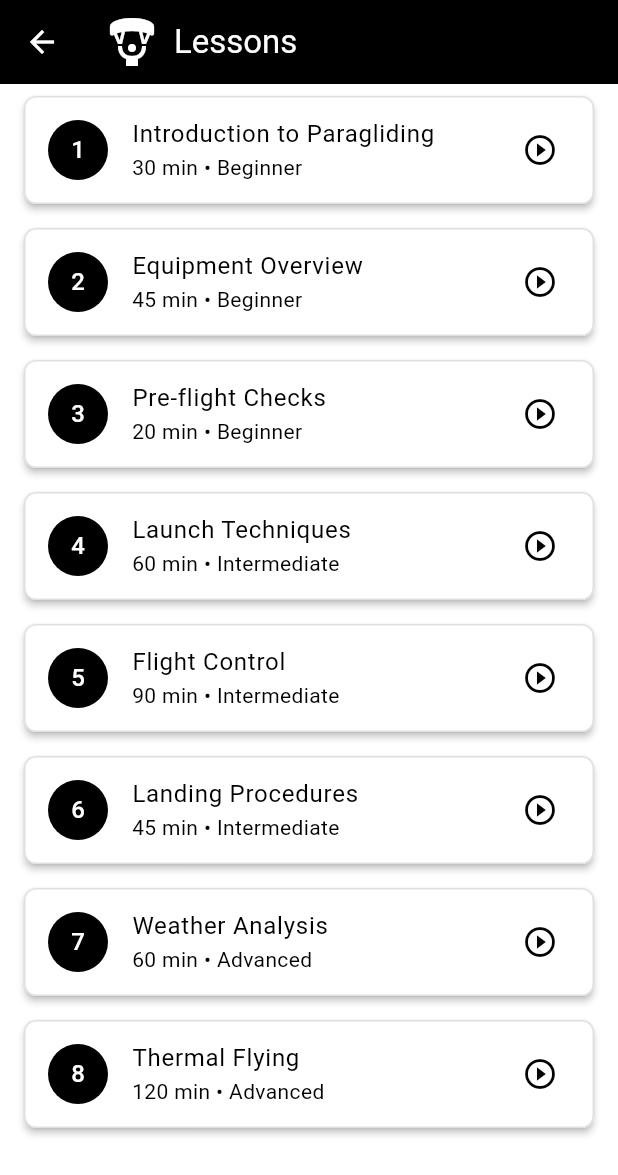
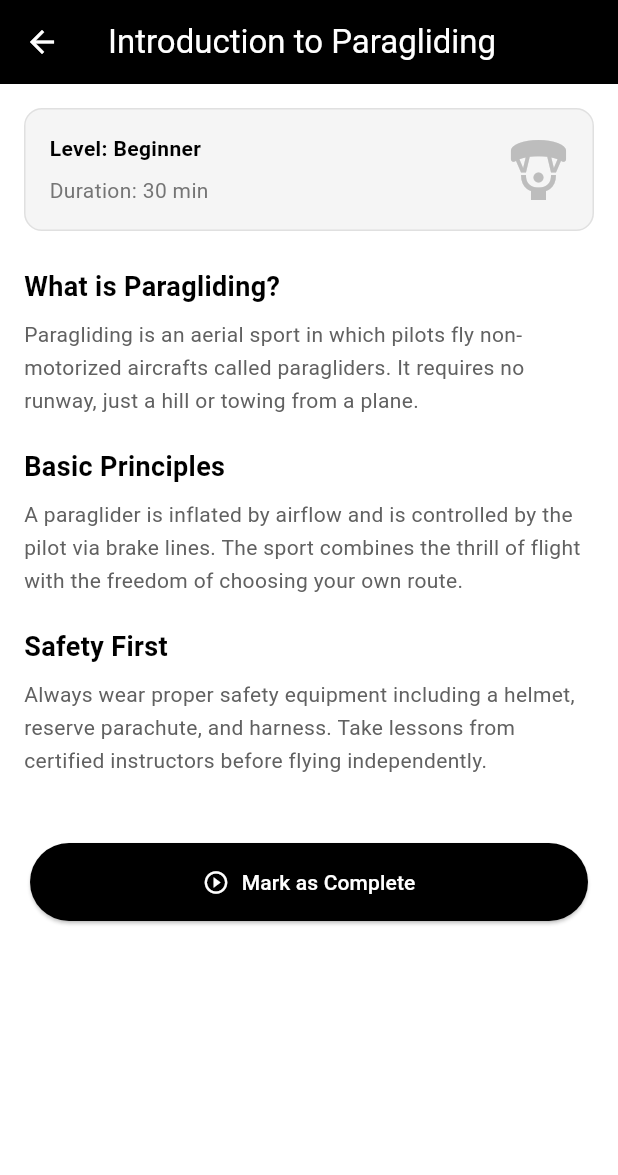
Before and after one commit to ikettunen/foxer, a Flutter app: the LessonsScreen screen opened directly, after a tap on an icon or button, on a phone screen of 412 x 824 dp. Shown: the top 1175 px of the screen. Run offline on Flutter 3.47's test engine with Material 3 defaults, Android fonts, the phone set to English and light mode, and no system bars; our stand-ins replace google_maps_flutter, shared_preferences; accounts and stored records are empty.

Commit message:
feat: Implement lesson detail screen with navigation and completion tracking
- Add LessonDetailScreen with structured lesson content sections
- Support lesson metadata display (level, duration)
- Implement lesson completion tracking with visual feedback
- Add SnackBar notifications for user actions
- Update LessonsScreen with navigation to detail page
- Add 25 comprehensive widget tests (lesson_detail_screen_test.dart, lessons_screen_test.dart)
- Mark @pilot tasks as complete

```diff
--- /dev/null
+++ b/lib/screens/lesson_detail_screen.dart
@@ -0,0 +1,211 @@
+import 'package:flutter/material.dart';
+
+class LessonDetailScreen extends StatefulWidget {
+  final String title;
+  final String duration;
+  final String level;
+  final int index;
+
+  const LessonDetailScreen({
+    super.key,
+    required this.title,
+    required this.duration,
+    required this.level,
+    required this.index,
+  });
+
+  @override
+  State<LessonDetailScreen> createState() => _LessonDetailScreenState();
+}
+
+class _LessonDetailScreenState extends State<LessonDetailScreen> {
+  bool _isCompleted = false;
+
+  final Map<int, Map<String, dynamic>> _lessonContent = {
+    0: {
+      'title': 'Introduction to Paragliding',
+      'sections': [
+        {
+          'heading': 'What is Paragliding?',
+          'content': 'Paragliding is an aerial sport in which pilots fly non-motorized aircrafts called paragliders. It requires no runway, just a hill or towing from a plane.'
+        },
+        {
+          'heading': 'Basic Principles',
+          'content': 'A paraglider is inflated by airflow and is controlled by the pilot via brake lines. The sport combines the thrill of flight with the freedom of choosing your own route.'
+        },
+        {
+          'heading': 'Safety First',
+          'content': 'Always wear proper safety equipment including a helmet, reserve parachute, and harness. Take lessons from certified instructors before flying independently.'
+        },
+      ]
+    },
+    1: {
+      'title': 'Equipment Overview',
+      'sections': [
+        {
+          'heading': 'The Paraglider',
+          'content': 'Modern paragliders are made from ripstop nylon fabric. They consist of interconnected cells that form the canopy. Sizes typically range from 17 to 21 square meters.'
+        },
+        {
+          'heading': 'Harness & Reserves',
+          'content': 'A comfortable harness distributes your weight and houses the emergency reserve parachute. Quality equipment is essential for safety and comfort.'
+        },
+        {
+          'heading': 'Accessory Gear',
+          'content': 'Altimeter, variometer, GPS device, helmet, gloves, and appropriate clothing are important accessories for safe flying.'
+        },
+      ]
+    },
+    2: {
+      'title': 'Pre-flight Checks',
+      'sections': [
+        {
+          'heading': 'Weather Check',
+          'content': 'Always check wind speed, direction, and cloud conditions. Avoid flying in strong winds, storms, or severely changing weather.'
+        },
+        {
+          'heading': 'Equipment Inspection',
+          'content': 'Check your paraglider for tears, inspect all lines for damage, ensure harness buckles are secure, and verify your helmet is in good condition.'
+        },
+        {
+          'heading': 'Launch Site Assessment',
+          'content': 'Survey the landing area, check for obstacles, identify emergency landing spots, and confirm wind direction indicators.'
+        },
+      ]
+    },
+  };
+
+  @override
+  Widget build(BuildContext context) {
+    final content = _lessonContent[widget.index] ?? {
+      'title': widget.title,
+      'sections': [
+        {
+          'heading': 'Coming Soon',
+          'content': 'Full lesson content will be available soon. Stay tuned!'
+        }
+      ]
+    };
+
+    return Scaffold(
+      appBar: AppBar(
+        title: Text(widget.title),
+        elevation: 0,
+      ),
+      body: Stack(
+        children: [
+          SingleChildScrollView(
+            child: Padding(
+              padding: const EdgeInsets.all(16.0),
+              child: Column(
+                crossAxisAlignment: CrossAxisAlignment.start,
+                children: [
+                  // Lesson Header
+                  Container(
+                    decoration: BoxDecoration(
+                      color: Colors.grey[100],
+                      borderRadius: BorderRadius.circular(12),
+                      border: Border.all(color: Colors.grey[300]!),
+                    ),
+                    padding: const EdgeInsets.all(16),
+                    child: Row(
+                      mainAxisAlignment: MainAxisAlignment.spaceBetween,
+                      children: [
+                        Column(
+                          crossAxisAlignment: CrossAxisAlignment.start,
+                          children: [
+                            Text(
+                              'Level: ${widget.level}',
+                              style: const TextStyle(
+                                fontSize: 14,
+                                fontWeight: FontWeight.w600,
+                              ),
+                            ),
+                            const SizedBox(height: 8),
+                            Text(
+                              'Duration: ${widget.duration}',
+                              style: TextStyle(
+                                fontSize: 14,
+                                color: Colors.grey[600],
+                              ),
+                            ),
+                          ],
+                        ),
+                        Icon(
+                          Icons.paragliding,
+                          size: 40,
+                          color: Colors.grey[400],
+                        ),
+                      ],
+                    ),
+                  ),
+                  const SizedBox(height: 24),
+
+                  // Lesson Content
+                  ...(content['sections'] as List<Map<String, String>>).map(
+                    (section) => Padding(
+                      padding: const EdgeInsets.only(bottom: 20.0),
+                      child: Column(
+                        crossAxisAlignment: CrossAxisAlignment.start,
+                        children: [
+                          Text(
+                            section['heading']!,
+                            style: const TextStyle(
+                              fontSize: 18,
+                              fontWeight: FontWeight.bold,
+                            ),
+                          ),
+                          const SizedBox(height: 8),
+                          Text(
+                            section['content']!,
+                            style: TextStyle(
+                              fontSize: 14,
+                              color: Colors.grey[700],
+                              height: 1.6,
+                            ),
+                          ),
+                        ],
+                      ),
+                    ),
+                  ),
+
+                  const SizedBox(height: 80),
+                ],
+              ),
+            ),
+          ),
+          // Floating Action Button for lesson completion
+          Positioned(
+            bottom: 20,
+            left: 20,
+            right: 20,
+            child: ElevatedButton.icon(
+              style: ElevatedButton.styleFrom(
+                backgroundColor: _isCompleted ? Colors.green : Colors.black,
+                foregroundColor: Colors.white,
+                padding: const EdgeInsets.symmetric(vertical: 16),
+              ),
+              onPressed: () {
+                setState(() {
+                  _isCompleted = !_isCompleted;
+                });
+                ScaffoldMessenger.of(context).showSnackBar(
+                  SnackBar(
+                    content: Text(
+                      _isCompleted
+                          ? 'Lesson marked as complete!'
+                          : 'Lesson marked as incomplete.',
+                    ),
+                    duration: const Duration(seconds: 2),
+                  ),
+                );
+              },
+              icon: Icon(_isCompleted ? Icons.check_circle : Icons.play_circle_outline),
+              label: Text(_isCompleted ? 'Completed' : 'Mark as Complete'),
+            ),
+          ),
+        ],
+      ),
+    );
+  }
+}
--- a/lib/screens/lessons_screen.dart
+++ b/lib/screens/lessons_screen.dart
@@ -1,4 +1,5 @@
 import 'package:flutter/material.dart';
+import 'lesson_detail_screen.dart';
 
 class LessonsScreen extends StatelessWidget {
   const LessonsScreen({super.key});
@@ -40,8 +41,17 @@ class LessonsScreen extends StatelessWidget {
               subtitle: Text('${lesson['duration']} • ${lesson['level']}'),
               trailing: const Icon(Icons.play_circle_outline),
               onTap: () {
-                // Navigate to lesson detail
-              },
+                Navigator.push(
+                  context,
+                  MaterialPageRoute(
+                    builder: (context) => LessonDetailScreen(
+                      title: lesson['title']!,
+                      duration: lesson['duration']!,
+                      level: lesson['level']!,
+                      index: index,
+                    ),
+                  ),
+                );
             ),
           );
         },
```
Also changed, not shown: 3 other files.
